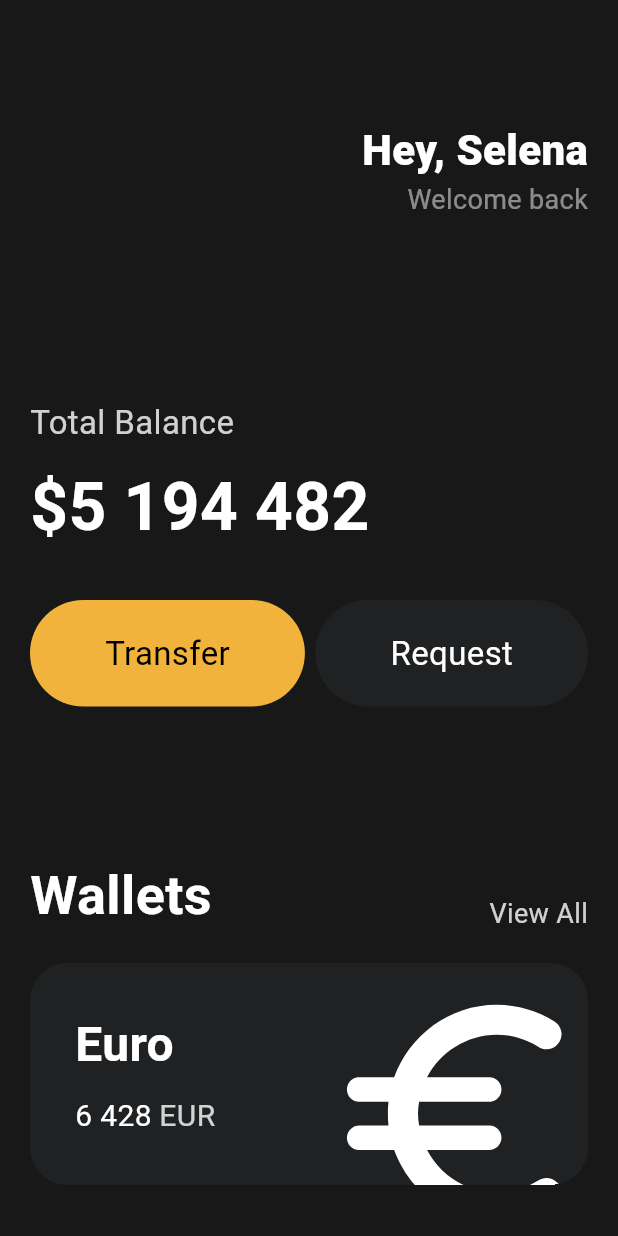
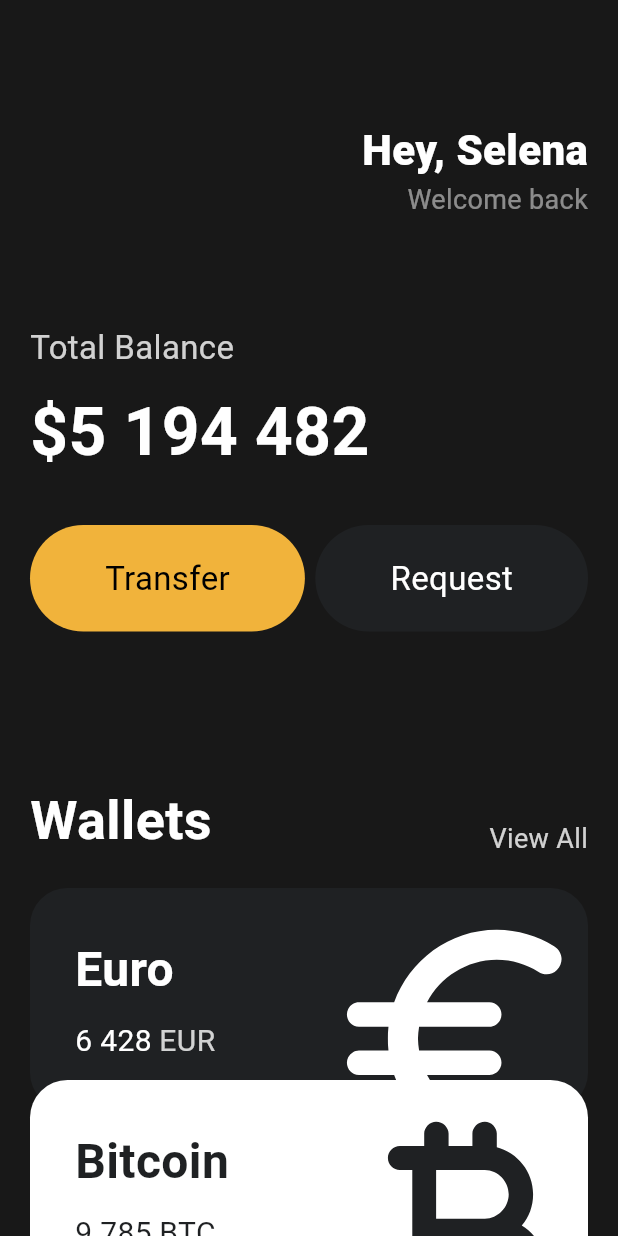
Before and after one commit to lstar2397/flutter-for-beginners, a Flutter app: the screen it shows after launch, on a phone screen of 412 x 824 dp. Run offline on Flutter 3.47's test engine with Material 3 defaults, Android fonts, the phone set to English and light mode, and no system bars.

Commit message:
#3.8 Reusable Cards

```diff
--- a/toonflix/lib/main.dart
+++ b/toonflix/lib/main.dart
@@ -1,5 +1,6 @@
 import 'package:flutter/material.dart';
 import 'package:toonflix/widgets/button.dart';
+import 'package:toonflix/widgets/currency_card.dart';
 
 void main() {
   runApp(const App());
@@ -13,7 +14,8 @@
     return MaterialApp(
       home: Scaffold(
         backgroundColor: const Color(0xFF181818),
-        body: Padding(
+        body: SingleChildScrollView(
+          child: Padding(
             padding: const EdgeInsets.symmetric(
               horizontal: 20,
             ),
@@ -49,7 +51,7 @@
                   ],
                 ),
                 const SizedBox(
-                height: 120,
+                  height: 70,
                 ),
                 Text(
                   'Total Balance',
@@ -114,70 +116,35 @@
                 const SizedBox(
                   height: 20,
                 ),
-              Container(
-                clipBehavior: Clip.hardEdge,
-                decoration: BoxDecoration(
-                  color: const Color(0xFF1F2123),
-                  borderRadius: BorderRadius.circular(25),
+                const CurrencyCard(
+                  name: 'Euro',
+                  code: 'EUR',
+                  amount: '6 428',
+                  icon: Icons.euro_rounded,
+                  isInverted: false,
                 ),
-                child: Padding(
-                  padding: const EdgeInsets.all(30),
-                  child: Row(
-                    mainAxisAlignment: MainAxisAlignment.spaceBetween,
-                    children: [
-                      Column(
-                        crossAxisAlignment: CrossAxisAlignment.start,
-                        children: [
-                          const Text(
-                            'Euro',
-                            style: TextStyle(
-                              color: Colors.white,
-                              fontSize: 32,
-                              fontWeight: FontWeight.w600,
+                Transform.translate(
+                  offset: const Offset(0, -20),
+                  child: const CurrencyCard(
+                    name: 'Bitcoin',
+                    code: 'BTC',
+                    amount: '9 785',
+                    icon: Icons.currency_bitcoin_rounded,
+                    isInverted: true,
                   ),
                 ),
-                          const SizedBox(
-                            height: 10,
-                          ),
-                          Row(
-                            children: [
-                              const Text(
-                                '6 428',
-                                style: TextStyle(
-                                  color: Colors.white,
-                                  fontSize: 20,
-                                ),
-                              ),
-                              const SizedBox(
-                                width: 5,
-                              ),
-                              Text(
-                                'EUR',
-                                style: TextStyle(
-                                  color: Colors.white.withOpacity(0.8),
-                                  fontSize: 20,
+                Transform.translate(
+                  offset: const Offset(0, -40),
+                  child: const CurrencyCard(
+                    name: 'Dollar',
+                    code: 'USD',
+                    amount: '428',
+                    icon: Icons.attach_money_rounded,
+                    isInverted: false,
                   ),
                 ),
               ],
-                          )
-                        ],
             ),
-                      Transform.scale(
-                        scale: 2.2,
-                        child: Transform.translate(
-                          offset: const Offset(-5, 12),
-                          child: const Icon(
-                            Icons.euro_rounded,
-                            color: Colors.white,
-                            size: 88,
-                          ),
-                        ),
-                      )
-                    ],
-                  ),
-                ),
-              )
-            ],
           ),
         ),
       ),
--- /dev/null
+++ b/toonflix/lib/widgets/currency_card.dart
@@ -0,0 +1,86 @@
+import 'package:flutter/material.dart';
+
+class CurrencyCard extends StatelessWidget {
+  final String name, code, amount;
+  final IconData icon;
+  final bool isInverted;
+
+  final _blackColor = const Color(0xFF1F2123);
+
+  const CurrencyCard(
+      {super.key,
+      required this.name,
+      required this.code,
+      required this.amount,
+      required this.icon,
+      required this.isInverted});
+
+  @override
+  Widget build(BuildContext context) {
+    return Container(
+      clipBehavior: Clip.hardEdge,
+      decoration: BoxDecoration(
+        color: isInverted ? Colors.white : _blackColor,
+        borderRadius: BorderRadius.circular(25),
+      ),
+      child: Padding(
+        padding: const EdgeInsets.all(30),
+        child: Row(
+          mainAxisAlignment: MainAxisAlignment.spaceBetween,
+          children: [
+            Column(
+              crossAxisAlignment: CrossAxisAlignment.start,
+              children: [
+                Text(
+                  name,
+                  style: TextStyle(
+                    color: isInverted ? _blackColor : Colors.white,
+                    fontSize: 32,
+                    fontWeight: FontWeight.w600,
+                  ),
+                ),
+                const SizedBox(
+                  height: 10,
+                ),
+                Row(
+                  children: [
+                    Text(
+                      amount,
+                      style: TextStyle(
+                        color: isInverted ? _blackColor : Colors.white,
+                        fontSize: 20,
+                      ),
+                    ),
+                    const SizedBox(
+                      width: 5,
+                    ),
+                    Text(
+                      code,
+                      style: TextStyle(
+                        color: isInverted
+                            ? _blackColor
+                            : Colors.white.withOpacity(0.8),
+                        fontSize: 20,
+                      ),
+                    ),
+                  ],
+                )
+              ],
+            ),
+            Transform.scale(
+              scale: 2.2,
+              child: Transform.translate(
+                offset: const Offset(-5, 12),
+                child: Icon(
+                  icon,
+                  color: isInverted ? _blackColor : Colors.white,
+                  size: 88,
+                ),
+              ),
+            )
+          ],
+        ),
+      ),
+    );
+  }
+}
```
Lines whose indentation alone changed are shown as unchanged.
